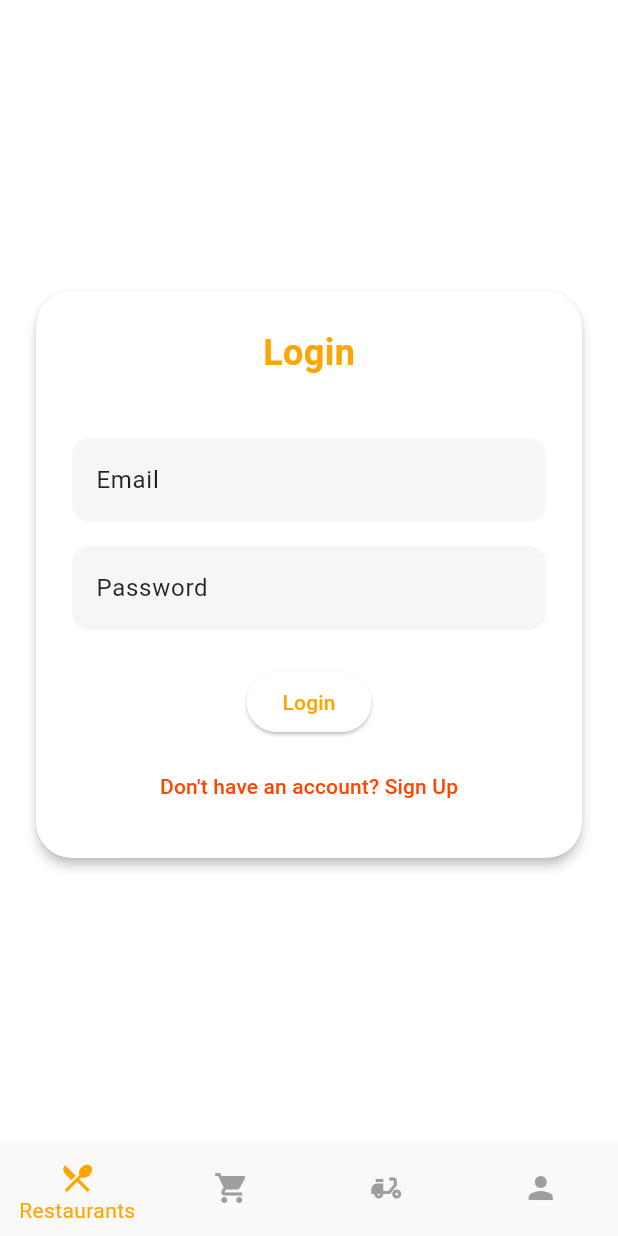
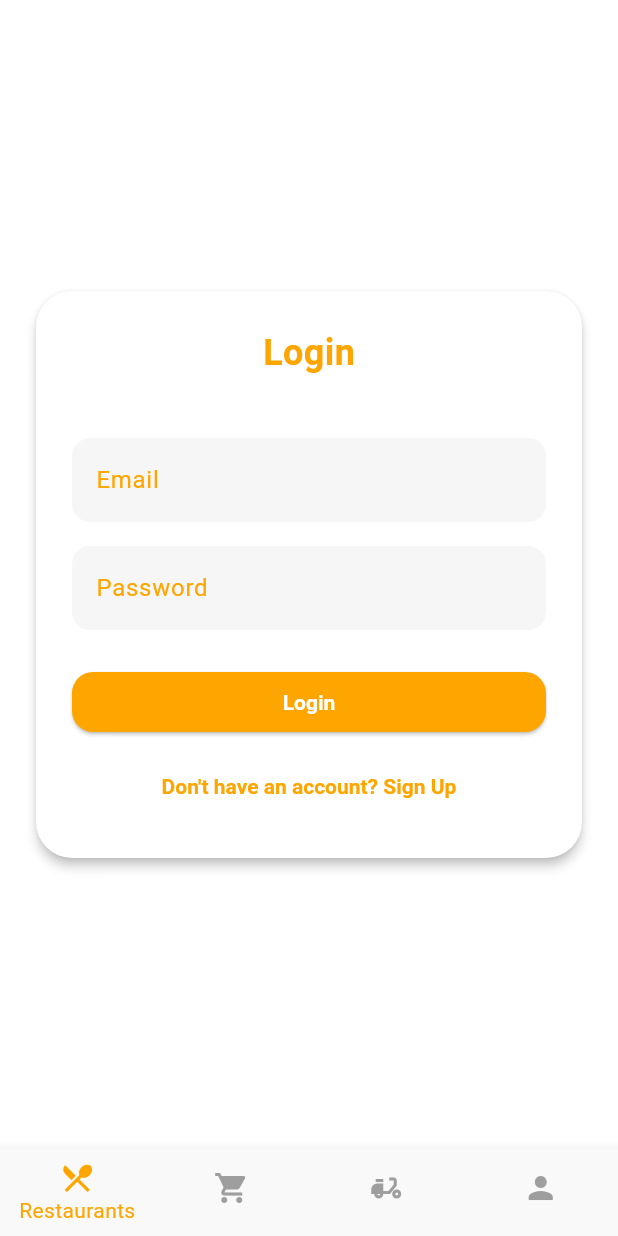
Before and after one commit to gokulmathim/seamless-food-delivery-platform-3939, a Flutter app: the AuthScreen screen opened by its route, on a phone screen of 412 x 824 dp. Run offline on Flutter 3.47's test engine with Material 3 defaults, Android fonts, the phone set to English and light mode, and no system bars; our stand-ins replace flutter_dotenv; network calls fail.

```diff
--- a/mobile_frontend/lib/src/screens/auth/auth_screen.dart
+++ b/mobile_frontend/lib/src/screens/auth/auth_screen.dart
@@ -52,6 +52,7 @@ class _AuthScreenState extends State<AuthScreen> {
 
   @override
   Widget build(BuildContext context) {
+    // Use consistent theming for orange throughout
     final primaryColor = Theme.of(context).colorScheme.primary;
     return Scaffold(
       backgroundColor: Colors.white,
@@ -101,14 +102,28 @@ class _AuthScreenState extends State<AuthScreen> {
                     ),
                     const SizedBox(height: 24),
                     _loading
-                        ? const CircularProgressIndicator()
-                        : ElevatedButton(
-                            onPressed: _submit,
-                            child: Text(_isLogin ? "Login" : "Register"),
+                        ? const CircularProgressIndicator(
+                            color: Color(0xFFFFA500),
+                          )
+                        : SizedBox(
+                            width: double.infinity,
+                            child: ElevatedButton(
+                              onPressed: _submit,
+                              style: ElevatedButton.styleFrom(
+                                backgroundColor: primaryColor,
+                                foregroundColor: Colors.white,
+                                textStyle: const TextStyle(fontWeight: FontWeight.bold),
+                              ),
+                              child: Text(_isLogin ? "Login" : "Register"),
+                            ),
                           ),
                     const SizedBox(height: 8),
                     TextButton(
                       onPressed: _toggleForm,
+                      style: TextButton.styleFrom(
+                        foregroundColor: primaryColor,
+                        textStyle: const TextStyle(fontWeight: FontWeight.w600),
+                      ),
                       child: Text(_isLogin
                           ? "Don't have an account? Sign Up"
                           : "Already registered? Login"),
--- a/mobile_frontend/lib/src/screens/profile/profile_screen.dart
+++ b/mobile_frontend/lib/src/screens/profile/profile_screen.dart
@@ -26,7 +26,7 @@ class ProfileScreen extends StatelessWidget {
         actions: [
           if(authProvider.isAuthenticated)
             IconButton(
-              icon: const Icon(Icons.logout),
+              icon: const Icon(Icons.logout, color: Color(0xFFFFA500)),
               onPressed: () => authProvider.logout(),
               tooltip: "Logout",
             ),
--- a/mobile_frontend/lib/src/screens/restaurant/restaurant_menu_screen.dart
+++ b/mobile_frontend/lib/src/screens/restaurant/restaurant_menu_screen.dart
@@ -56,7 +56,8 @@ class _RestaurantMenuScreenState extends State<RestaurantMenuScreen> {
                         trailing: Column(
                           mainAxisAlignment: MainAxisAlignment.center,
                           children: [
-                            Text("\$${item.price.toStringAsFixed(2)}", style: const TextStyle(fontWeight: FontWeight.w600)),
+                            Text("\$${item.price.toStringAsFixed(2)}",
+                                style: TextStyle(fontWeight: FontWeight.w600, color: Theme.of(context).colorScheme.primary)),
                             IconButton(
                               icon: const Icon(Icons.add_shopping_cart),
                               color: Theme.of(context).colorScheme.primary,
--- a/mobile_frontend/lib/src/theme.dart
+++ b/mobile_frontend/lib/src/theme.dart
@@ -1,9 +1,9 @@
 import 'package:flutter/material.dart';
 
 class AppTheme {
-  // Colors based on requirements
+  // Color definitions for a vibrant orange theme
   static const Color primaryColor = Color(0xFFFFA500); // Orange
-  static const Color accentColor = Color(0xFFFF4500); // OrangeRed
+  static const Color accentColor = Color(0xFFFFA500); // Now also Orange for consistency
   static const Color backgroundColor = Color(0xFFFFFFFF); // White
   static const Color navBarBackground = Color(0xFFF9F9F9); // Slightly off-white
 
@@ -12,22 +12,22 @@ class AppTheme {
         fontFamily: 'Roboto',
         colorScheme: ColorScheme.light(
           primary: primaryColor,
-          secondary: backgroundColor,
+          secondary: primaryColor, // Use orange as secondary/accent
           surface: backgroundColor,
           onPrimary: Colors.white,
+          onSecondary: Colors.white,
           onSurface: Colors.black87,
-          onSecondary: Colors.black,
           error: Colors.red,
         ),
         scaffoldBackgroundColor: backgroundColor,
         appBarTheme: const AppBarTheme(
           backgroundColor: backgroundColor,
           elevation: 0,
-          foregroundColor: Colors.black,
+          foregroundColor: primaryColor,
           iconTheme: IconThemeData(color: primaryColor),
           titleTextStyle: TextStyle(
-            color: Colors.black,
-            fontWeight: FontWeight.w600,
+            color: Color(0xFFFFA500),
+            fontWeight: FontWeight.w700,
             fontSize: 20,
           ),
         ),
@@ -46,6 +46,25 @@ class AppTheme {
           selectedItemColor: primaryColor,
           unselectedItemColor: Colors.grey,
         ),
+        elevatedButtonTheme: ElevatedButtonThemeData(
+          style: ElevatedButton.styleFrom(
+            backgroundColor: primaryColor,
+            foregroundColor: Colors.white,
+            textStyle: const TextStyle(fontWeight: FontWeight.w600),
+            shape: RoundedRectangleBorder(
+              borderRadius: BorderRadius.circular(14),
+            ),
+          ),
+        ),
+        outlinedButtonTheme: OutlinedButtonThemeData(
+          style: OutlinedButton.styleFrom(
+            foregroundColor: primaryColor,
+            side: const BorderSide(color: primaryColor),
+            shape: RoundedRectangleBorder(
+              borderRadius: BorderRadius.circular(12),
+            ),
+          ),
+        ),
         inputDecorationTheme: InputDecorationTheme(
           filled: true,
           fillColor: const Color(0xFFF6F6F7),
@@ -53,9 +72,39 @@ class AppTheme {
             borderRadius: BorderRadius.circular(12),
             borderSide: BorderSide.none,
           ),
+          focusedBorder: OutlineInputBorder(
+            borderRadius: BorderRadius.circular(12),
+            borderSide: const BorderSide(color: primaryColor, width: 2),
+          ),
+          focusedErrorBorder: OutlineInputBorder(
+            borderRadius: BorderRadius.circular(12),
+            borderSide: const BorderSide(color: Colors.red, width: 2),
+          ),
+          labelStyle: const TextStyle(color: primaryColor),
         ),
         textButtonTheme: TextButtonThemeData(
-          style: TextButton.styleFrom(foregroundColor: accentColor),
+          style: TextButton.styleFrom(
+            foregroundColor: primaryColor,
+            textStyle: const TextStyle(fontWeight: FontWeight.w600),
+          ),
+        ),
+        progressIndicatorTheme: const ProgressIndicatorThemeData(
+          color: primaryColor,
+        ),
+        switchTheme: SwitchThemeData(
+          thumbColor: MaterialStateProperty.all(primaryColor),
+          trackColor: MaterialStateProperty.all(primaryColor.withOpacity(0.55)),
+        ),
+        checkboxTheme: CheckboxThemeData(
+          fillColor: MaterialStateProperty.all(primaryColor),
+        ),
+        radioTheme: RadioThemeData(
+          fillColor: MaterialStateProperty.all(primaryColor),
+        ),
+        sliderTheme: SliderThemeData(
+          activeTrackColor: primaryColor,
+          thumbColor: primaryColor,
+          inactiveTrackColor: primaryColor.withOpacity(0.4),
         ),
       );
 }
```
Also changed, not shown: mobile_frontend/lib/src/screens/cart/cart_screen.dart (+13 -6 lines), mobile_frontend/lib/src/screens/order/order_tracking_screen.dart (+10 -5 lines), mobile_frontend/lib/src/screens/restaurant/restaurant_list_screen.dart (+5 -2 lines), .knowledge/.knowledge.json, .knowledge/mobile_frontend_lib_src_screens_auth_auth_screen.dart.json (added), .knowledge/mobile_frontend_lib_src_screens_cart_cart_screen.dart.json (added), .knowledge/mobile_frontend_lib_src_screens_order_order_tracking_screen.dart.json (added), .knowledge/mobile_frontend_lib_src_screens_profile_profile_screen.dart.json (added), .knowledge/mobile_frontend_lib_src_screens_restaurant_restaurant_list_screen.dart.json (added), .knowledge/mobile_frontend_lib_src_screens_restaurant_restaurant_menu_screen.dart.json (added), .knowledge/mobile_frontend_lib_src_theme.dart.json (added), 1 other file.
